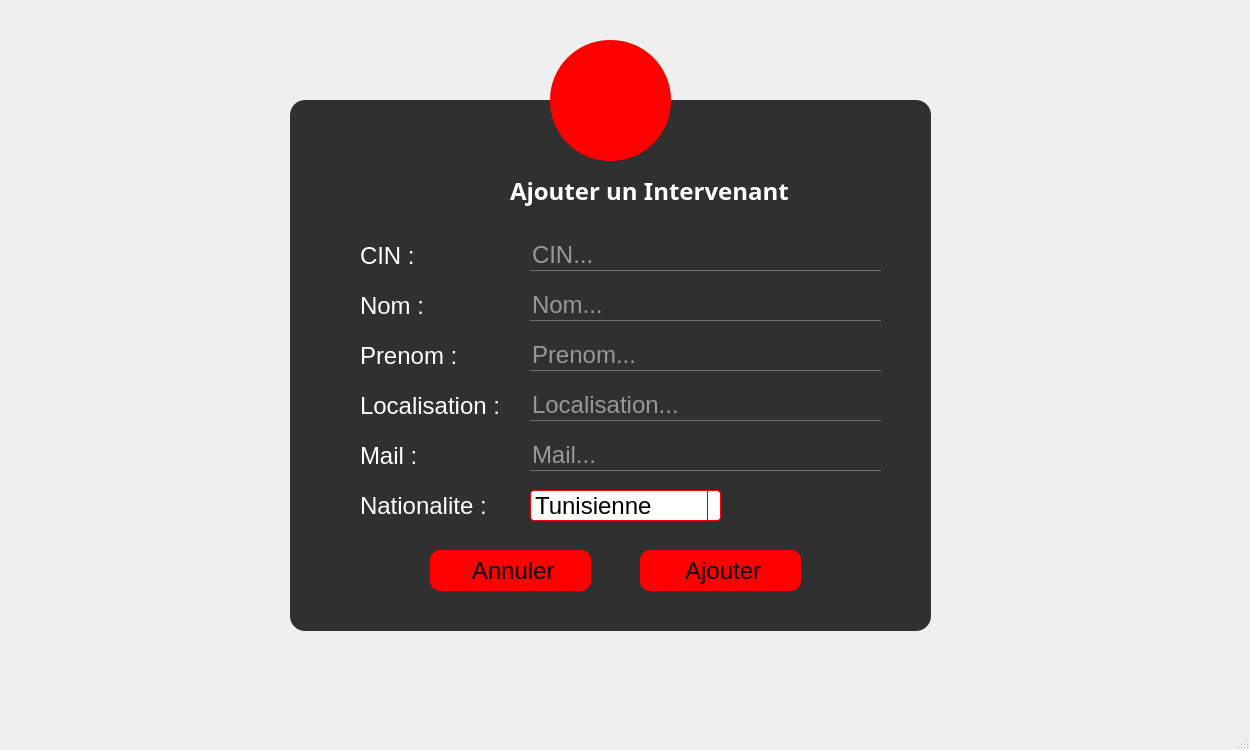
Old version of the form affairesjuridiques.ui in the repository nefissaKhiari/Smart_Plolice_Station.
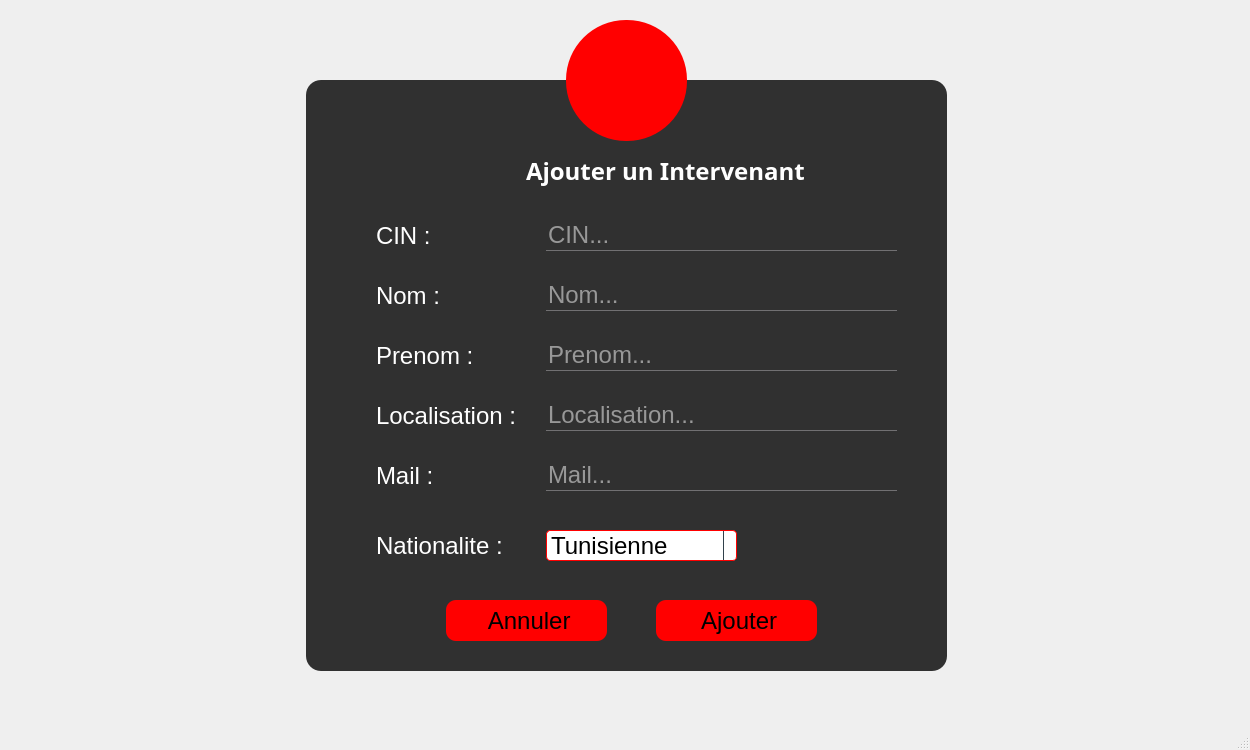
New version of the form. The open tabs and pages were chosen to show the change. Icons and pictures are not drawn.

What changed in the file:
```diff
--- a/affairesjuridiques.ui
+++ b/affairesjuridiques.ui
@@ -914,8 +914,8 @@
      <widget class="QToolButton" name="toolButton_3">
       <property name="geometry">
        <rect>
-        <x>550</x>
-        <y>40</y>
+        <x>566</x>
+        <y>20</y>
         <width>121</width>
         <height>121</height>
        </rect>
@@ -940,10 +940,10 @@
      <widget class="QFrame" name="frame_4">
       <property name="geometry">
        <rect>
-        <x>290</x>
-        <y>100</y>
+        <x>306</x>
+        <y>80</y>
         <width>641</width>
-        <height>531</height>
+        <height>591</height>
        </rect>
       </property>
       <property name="styleSheet">
@@ -983,7 +983,7 @@
        <property name="geometry">
         <rect>
          <x>70</x>
-         <y>190</y>
+         <y>200</y>
          <width>121</width>
          <height>31</height>
         </rect>
@@ -999,7 +999,7 @@
        <property name="geometry">
         <rect>
          <x>70</x>
-         <y>240</y>
+         <y>260</y>
          <width>121</width>
          <height>31</height>
         </rect>
@@ -1015,7 +1015,7 @@
        <property name="geometry">
         <rect>
          <x>70</x>
-         <y>390</y>
+         <y>450</y>
          <width>131</width>
          <height>31</height>
         </rect>
@@ -1031,7 +1031,7 @@
        <property name="geometry">
         <rect>
          <x>70</x>
-         <y>290</y>
+         <y>320</y>
          <width>141</width>
          <height>31</height>
         </rect>
@@ -1047,7 +1047,7 @@
        <property name="geometry">
         <rect>
          <x>70</x>
-         <y>340</y>
+         <y>380</y>
          <width>141</width>
          <height>31</height>
         </rect>
@@ -1063,7 +1063,7 @@
        <property name="geometry">
         <rect>
          <x>240</x>
-         <y>190</y>
+         <y>200</y>
          <width>351</width>
          <height>31</height>
         </rect>
@@ -1076,7 +1076,7 @@
        <property name="geometry">
         <rect>
          <x>240</x>
-         <y>240</y>
+         <y>260</y>
          <width>351</width>
          <height>31</height>
         </rect>
@@ -1089,7 +1089,7 @@
        <property name="geometry">
         <rect>
          <x>240</x>
-         <y>290</y>
+         <y>320</y>
          <width>351</width>
          <height>31</height>
         </rect>
@@ -1102,7 +1102,7 @@
        <property name="geometry">
         <rect>
          <x>240</x>
-         <y>340</y>
+         <y>380</y>
          <width>351</width>
          <height>31</height>
         </rect>
@@ -1118,7 +1118,7 @@
        <property name="geometry">
         <rect>
          <x>350</x>
-         <y>450</y>
+         <y>520</y>
          <width>161</width>
          <height>41</height>
         </rect>
@@ -1144,7 +1144,7 @@
        <property name="geometry">
         <rect>
          <x>140</x>
-         <y>450</y>
+         <y>520</y>
          <width>161</width>
          <height>41</height>
         </rect>
@@ -1231,7 +1231,7 @@
        <property name="geometry">
         <rect>
          <x>240</x>
-         <y>390</y>
+         <y>450</y>
          <width>191</width>
          <height>31</height>
         </rect>
@@ -1322,6 +1322,91 @@
         </property>
        </item>
       </widget>
+      <widget class="QLabel" name="L_ACinIntAlert">
+       <property name="geometry">
+        <rect>
+         <x>240</x>
+         <y>170</y>
+         <width>351</width>
+         <height>21</height>
+        </rect>
+       </property>
+       <property name="styleSheet">
+        <string notr="true">background: transparent;
+font-size: 12px;</string>
+       </property>
+       <property name="text">
+        <string/>
+       </property>
+      </widget>
+      <widget class="QLabel" name="L_ANomIntAlert">
+       <property name="geometry">
+        <rect>
+         <x>240</x>
+         <y>230</y>
+         <width>351</width>
+         <height>21</height>
+        </rect>
+       </property>
+       <property name="styleSheet">
+        <string notr="true">background: transparent;
+font-size: 12px;</string>
+       </property>
+       <property name="text">
+        <string/>
+       </property>
+      </widget>
+      <widget class="QLabel" name="L_APrenomIntAlert">
+       <property name="geometry">
+        <rect>
+         <x>240</x>
+         <y>290</y>
+         <width>351</width>
+         <height>21</height>
+        </rect>
+       </property>
+       <property name="styleSheet">
+        <string notr="true">background: transparent;
+font-size: 12px;</string>
+       </property>
+       <property name="text">
+        <string/>
+       </property>
+      </widget>
+      <widget class="QLabel" name="L_ALocalIntAlert">
+       <property name="geometry">
+        <rect>
+         <x>240</x>
+         <y>350</y>
+         <width>351</width>
+         <height>21</height>
+        </rect>
+       </property>
+       <property name="styleSheet">
+        <string notr="true">background: transparent;
+font-size: 12px;</string>
+       </property>
+       <property name="text">
+        <string/>
+       </property>
+      </widget>
+      <widget class="QLabel" name="L_AMailIntAlert">
+       <property name="geometry">
+        <rect>
+         <x>240</x>
+         <y>410</y>
+         <width>351</width>
+         <height>21</height>
+        </rect>
+       </property>
+       <property name="styleSheet">
+        <string notr="true">background: transparent;
+font-size: 12px;</string>
+       </property>
+       <property name="text">
+        <string/>
+       </property>
+      </widget>
      </widget>
      <zorder>frame_4</zorder>
      <zorder>toolButton_3</zorder>
```
Left out of the diff: 2 changed lines with no effect on the pictures.
